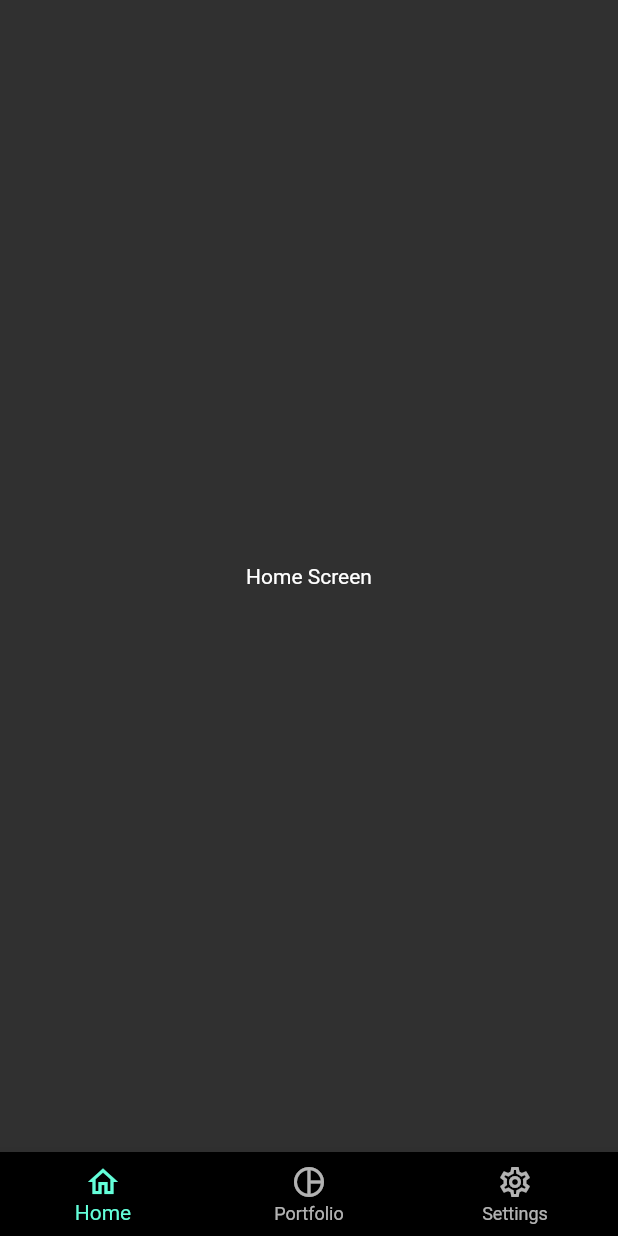
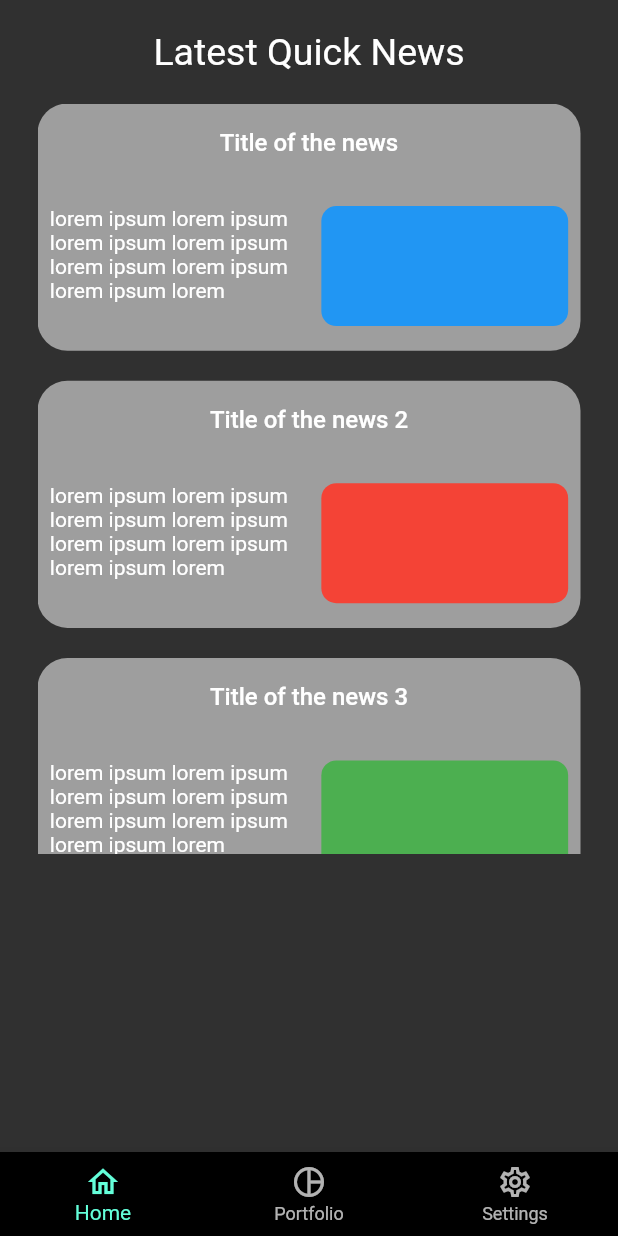
Before and after one commit to Charizard17/bit_holdings_app, a Flutter app: the screen it shows after launch, on a phone screen of 412 x 824 dp. Run offline on Flutter 3.47's test engine with Material 2 defaults, Android fonts, the phone set to English and light mode, and no system bars.

Commit message:
home_screen created. news_card_widget created and added to home_screen

```diff
--- /dev/null
+++ b/lib/screens/home_screen.dart
@@ -0,0 +1,61 @@
+import 'package:crypto_portfolio_tracker/widgets/news_card_widget.dart';
+import 'package:flutter/material.dart';
+
+import '../widgets/widgets.dart';
+
+class HomeScreen extends StatelessWidget {
+  const HomeScreen({Key? key}) : super(key: key);
+
+  @override
+  Widget build(BuildContext context) {
+    return SafeArea(
+      child: Container(
+        width: MediaQuery.of(context).size.width,
+        height: MediaQuery.of(context).size.height,
+        padding: const EdgeInsets.only(top: 20),
+        child: Column(
+          children: [
+            Text(
+              'Latest Quick News',
+              style: Theme.of(context).textTheme.headline5,
+            ),
+            SizedBox(height: 20),
+            Container(
+              height: 500,
+              child: SingleChildScrollView(
+                child: Column(
+                  children: [
+                    NewsCardWidget(
+                      title: 'Title of the news',
+                      bodyText:
+                          'lorem ipsum lorem ipsum lorem ipsum lorem ipsum lorem ipsum lorem ipsum lorem ipsum lorem',
+                      placeholderColor: Colors.blue,
+                    ),
+                    NewsCardWidget(
+                      title: 'Title of the news 2',
+                      bodyText:
+                          'lorem ipsum lorem ipsum lorem ipsum lorem ipsum lorem ipsum lorem ipsum lorem ipsum lorem',
+                      placeholderColor: Colors.red,
+                    ),
+                    NewsCardWidget(
+                      title: 'Title of the news 3',
+                      bodyText:
+                          'lorem ipsum lorem ipsum lorem ipsum lorem ipsum lorem ipsum lorem ipsum lorem ipsum lorem',
+                      placeholderColor: Colors.green,
+                    ),
+                    NewsCardWidget(
+                      title: 'Title of the news 4',
+                      bodyText:
+                          'lorem ipsum lorem ipsum lorem ipsum lorem ipsum lorem ipsum lorem ipsum lorem ipsum lorem',
+                      placeholderColor: Colors.yellow,
+                    ),
+                  ],
+                ),
+              ),
+            ),
+          ],
+        ),
+      ),
+    );
+  }
+}
--- a/lib/screens/main_view.dart
+++ b/lib/screens/main_view.dart
@@ -1,4 +1,7 @@
+import 'package:crypto_portfolio_tracker/screens/home_screen.dart';
 import 'package:flutter/material.dart';
+
+import 'screens.dart';
 
 class MainView extends StatefulWidget {
   const MainView({Key? key}) : super(key: key);
@@ -10,9 +13,7 @@ class MainView extends StatefulWidget {
 class _MainViewState extends State<MainView> {
   int _selectedIndex = 0;
   static const List<Widget> _screenList = [
-    Center(
-      child: Text('Home Screen'),
-    ),
+    HomeScreen(),
     Center(
       child: Text('Portfolio Screen'),
     ),
--- a/lib/screens/screens.dart
+++ b/lib/screens/screens.dart
@@ -1,2 +1,3 @@
 import 'landing_screen.dart';
 import 'main_view.dart';
+import 'home_screen.dart';
--- /dev/null
+++ b/lib/widgets/news_card_widget.dart
@@ -0,0 +1,56 @@
+import 'package:flutter/material.dart';
+
+class NewsCardWidget extends StatelessWidget {
+  final String title;
+  final String bodyText;
+  final Color placeholderColor;
+  const NewsCardWidget({
+    Key? key,
+    required this.title,
+    required this.bodyText,
+    required this.placeholderColor,
+  }) : super(key: key);
+
+  @override
+  Widget build(BuildContext context) {
+    return Container(
+      width: MediaQuery.of(context).size.width - 50,
+      height: MediaQuery.of(context).size.height / 5,
+      margin: const EdgeInsets.only(bottom: 20),
+      decoration: BoxDecoration(
+        color: Colors.grey,
+        borderRadius: BorderRadius.circular(20),
+      ),
+      child: Column(
+        mainAxisAlignment: MainAxisAlignment.spaceAround,
+        children: [
+          Text(
+            title,
+            style: Theme.of(context).textTheme.bodyText1,
+          ),
+          Row(
+            mainAxisAlignment: MainAxisAlignment.spaceAround,
+            children: [
+              Container(
+                width: (MediaQuery.of(context).size.width - 50) / 2.2,
+                height: 80,
+                child: Text(
+                  bodyText,
+                  style: Theme.of(context).textTheme.bodyText2,
+                ),
+              ),
+              Container(
+                width: (MediaQuery.of(context).size.width - 50) / 2.2,
+                height: 80,
+                decoration: BoxDecoration(
+                  color: placeholderColor,
+                  borderRadius: BorderRadius.circular(10.0),
+                ),
+              ),
+            ],
+          ),
+        ],
+      ),
+    );
+  }
+}
--- /dev/null
+++ b/lib/widgets/widgets.dart
@@ -0,0 +1 @@
+import 'news_card_widget.dart';
```
